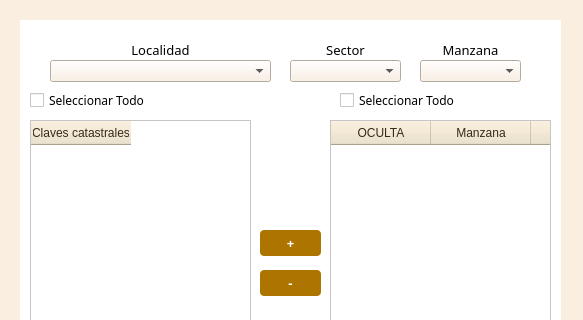
Old version of the form funciones/revisioncampo/AsignacionPadron_dialog_base.ui in the repository gerardoros/CartograficoQgisPlugin; both pictures show x 0 to 583 and y 0 to 320 of the 583 by 542 pixel window.
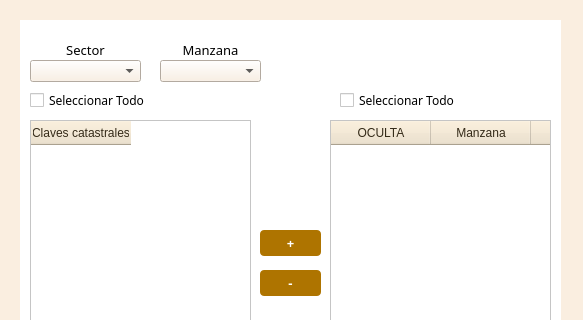
New version of the form.

```diff
--- a/funciones/revisioncampo/AsignacionPadron_dialog_base.ui
+++ b/funciones/revisioncampo/AsignacionPadron_dialog_base.ui
@@ -32,28 +32,10 @@
 background : rgb(255,255,255);
 }</string>
    </property>
-   <widget class="QComboBox" name="cmbLocalidad">
-    <property name="geometry">
-     <rect>
-      <x>30</x>
-      <y>40</y>
-      <width>221</width>
-      <height>22</height>
-     </rect>
-    </property>
-    <property name="styleSheet">
-     <string notr="true">QComboBox QAbstractItemView::item { min-height: 25; font-family: &quot;Century Gothic&quot;;}
-QListView{color: black ; font-size: 16px; outline:none; font-weight:bold; font-family: &quot;Century Gothic&quot;;}
-QListView::item:selected { color: white; background-color:  rgb(250,238,224); font-family: &quot;Century Gothic&quot;;}
-QComboBox{
-background : rgb(250,238,224);
-}</string>
-    </property>
-   </widget>
    <widget class="QLabel" name="label_3">
     <property name="geometry">
      <rect>
-      <x>270</x>
+      <x>10</x>
       <y>20</y>
       <width>111</width>
       <height>20</height>
@@ -72,7 +54,7 @@
    <widget class="QLabel" name="label_4">
     <property name="geometry">
      <rect>
-      <x>400</x>
+      <x>140</x>
       <y>20</y>
       <width>101</width>
       <height>20</height>
@@ -91,7 +73,7 @@
    <widget class="QComboBox" name="cmbSector">
     <property name="geometry">
      <rect>
-      <x>270</x>
+      <x>10</x>
       <y>40</y>
       <width>111</width>
       <height>22</height>
@@ -106,29 +88,10 @@
 }</string>
     </property>
    </widget>
-   <widget class="QLabel" name="label_2">
-    <property name="geometry">
-     <rect>
-      <x>30</x>
-      <y>20</y>
-      <width>221</width>
-      <height>20</height>
-     </rect>
-    </property>
-    <property name="font">
-     <font>
-      <family>Century Gothic</family>
-      <pointsize>10</pointsize>
-     </font>
-    </property>
-    <property name="text">
-     <string>&lt;html&gt;&lt;head/&gt;&lt;body&gt;&lt;p align=&quot;center&quot;&gt;Localidad&lt;/p&gt;&lt;/body&gt;&lt;/html&gt;</string>
-    </property>
-   </widget>
    <widget class="QComboBox" name="cmbManzana">
     <property name="geometry">
      <rect>
-      <x>400</x>
+      <x>140</x>
       <y>40</y>
       <width>101</width>
       <height>22</height>
```
